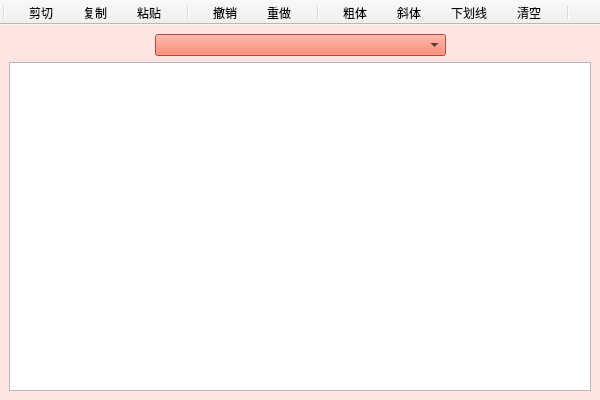
The window that notewindow.ui (Vivanto-Libera/Pomodoro) describes before a commit, drawn with Qt 5.
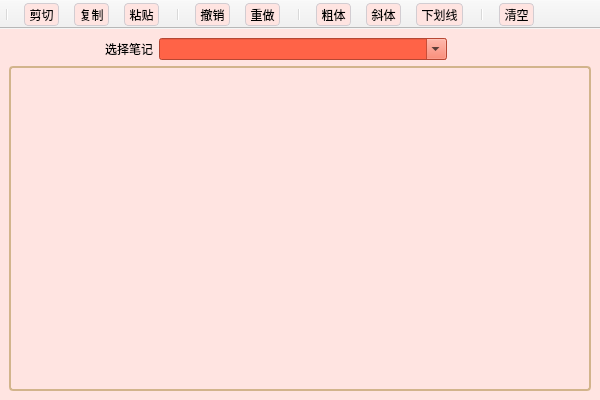
The same window after the commit. Icons and pictures are not drawn.

```diff
--- a/notewindow.ui
+++ b/notewindow.ui
@@ -89,13 +89,41 @@
 }
 QToolBar
 {
-	spacing:16px;
+	spacing:15px;
+}
+QPlainTextEdit
+{
+	background-color:rgb(255,228,225);
+	border-radius:4px;
+	border:2px solid rgb(210,180,140);
+}
+QToolButton
+{
+	background-color:rgb(255,228,225);
+	border-radius:4px;
+	border:1px solid rgb(210,205,210);
+}
+QToolButton:hover
+{
+	background-color:rgb(250,215,210);
+}
+QToolButton:pressed
+{
+	background-color:rgb(245,185,180);
+}
+QToolButton:checked
+{
+	background-color:rgb(245,185,180);
+}
+QToolBar
+{
+	padding:3px;
 }</string>
   </property>
   <widget class="QWidget" name="centralwidget">
    <layout class="QVBoxLayout" name="verticalLayout">
     <item>
-     <layout class="QHBoxLayout" name="horizontalLayout" stretch="1,2,1">
+     <layout class="QHBoxLayout" name="horizontalLayout" stretch="1,1,4,2">
       <item>
        <spacer name="horizontalSpacer">
         <property name="orientation">
@@ -110,7 +138,21 @@
        </spacer>
       </item>
       <item>
-       <widget class="QComboBox" name="noteCombo"/>
+       <widget class="QLabel" name="lab_note">
+        <property name="text">
+         <string>选择笔记</string>
+        </property>
+        <property name="alignment">
+         <set>Qt::AlignmentFlag::AlignRight|Qt::AlignmentFlag::AlignTrailing|Qt::AlignmentFlag::AlignVCenter</set>
+        </property>
+       </widget>
+      </item>
+      <item>
+       <widget class="QComboBox" name="noteCombo">
+        <property name="editable">
+         <bool>true</bool>
+        </property>
+       </widget>
       </item>
       <item>
        <spacer name="horizontalSpacer_2">
@@ -133,6 +175,18 @@
    </layout>
   </widget>
   <widget class="QToolBar" name="toolBar">
+   <property name="minimumSize">
+    <size>
+     <width>0</width>
+     <height>50</height>
+    </size>
+   </property>
+   <property name="maximumSize">
+    <size>
+     <width>16777215</width>
+     <height>50</height>
+    </size>
+   </property>
    <property name="font">
     <font>
      <family>未来圆SC</family>
@@ -170,8 +224,8 @@
    <addaction name="act_bold"/>
    <addaction name="act_italic"/>
    <addaction name="act_underline"/>
+   <addaction name="separator"/>
    <addaction name="act_clear"/>
-   <addaction name="separator"/>
   </widget>
   <action name="act_cut">
    <property name="icon">
```
Left out of the diff: 2 changed lines with no effect on the pictures.
